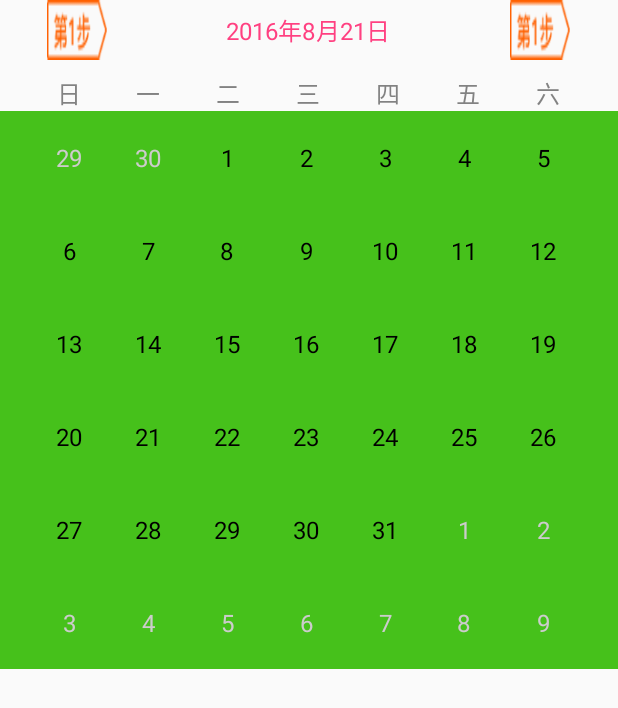
After one commit to payne1107/Test, an Android app: the CalendarActivity screen opened directly, with no data from a screen before it, on a phone screen of 412 x 824 dp. The commit adds this screen. Shown: the top 708 px of the screen. Run offline under Robolectric (Android 15) with nearby library versions, the phone set to English and light mode, and no system bars.

Commit message:
新增日历功能
新增日历功能

```diff
--- a/app/src/main/AndroidManifest.xml
+++ b/app/src/main/AndroidManifest.xml
@@ -74,6 +74,9 @@
         <activity
             android:name=".activity.LetterSearchActivity"
             android:screenOrientation="portrait" />
+        <activity
+            android:name=".activity.CalendarActivity"
+            android:screenOrientation="portrait" />
 
         <service android:name=".service.DownloadService" />
     </application>
--- a/app/src/main/java/test/wd/com/demo/MainActivity.java
+++ b/app/src/main/java/test/wd/com/demo/MainActivity.java
@@ -5,6 +5,7 @@ import android.content.Intent;
 import android.os.Bundle;
 import android.support.v4.app.FragmentActivity;
 import android.support.v7.widget.RecyclerView;
+import android.util.Log;
 import android.view.View;
 import android.widget.Button;
 
@@ -12,6 +13,7 @@ import java.util.ArrayList;
 import java.util.List;
 
 import test.wd.com.demo.activity.BannerClickActivity;
+import test.wd.com.demo.activity.CalendarActivity;
 import test.wd.com.demo.activity.ImeiInfoActivity;
 import test.wd.com.demo.activity.LetterSearchActivity;
 import test.wd.com.demo.activity.PermissionActivity;
@@ -41,6 +43,7 @@ public class MainActivity extends FragmentActivity implements View.OnClickListen
         Button btnIMEI = (Button) findViewById(R.id.btn_imei);
         Button btnAndroidJS = (Button) findViewById(R.id.btn_andriod_Js);
         Button btnLetterSearch = (Button) findViewById(R.id.btn_Letter_search);
+        Button btnCalendar = (Button) findViewById(R.id.btn_calendar);
         btn_perimission.setOnClickListener(this);
         btnStep.setOnClickListener(this);
         btnUpdateApk.setOnClickListener(this);
@@ -48,6 +51,7 @@ public class MainActivity extends FragmentActivity implements View.OnClickListen
         btnIMEI.setOnClickListener(this);
         btnAndroidJS.setOnClickListener(this);
         btnLetterSearch.setOnClickListener(this);
+        btnCalendar.setOnClickListener(this);
     }
 
 
@@ -77,6 +81,10 @@ public class MainActivity extends FragmentActivity implements View.OnClickListen
                 //字母检索
                 startActivity(new Intent(mContext, LetterSearchActivity.class));
                 break;
+            case R.id.btn_calendar:
+                Log.d("Dong", "");
+                startActivity(new Intent(mContext, CalendarActivity.class));
+                break;
         }
     }
 }
--- a/app/src/main/java/test/wd/com/demo/activity/BannerClickActivity.java
+++ b/app/src/main/java/test/wd/com/demo/activity/BannerClickActivity.java
@@ -5,6 +5,7 @@ import android.os.Bundle;
 import android.support.annotation.Nullable;
 import android.support.v4.app.FragmentActivity;
 import android.util.Log;
+import android.view.KeyEvent;
 import android.view.View;
 import android.webkit.GeolocationPermissions;
 import android.webkit.JavascriptInterface;
@@ -24,18 +25,23 @@ public class BannerClickActivity extends FragmentActivity {
     private WebView webView;
     private ProgressBar progressBar;
     private String bannerUrl = "http://m.lieshoujianzhi.com/ceshi.html";
-    private String info = "711" + "," + "Rabbit-eyJhbGciOiJIUzUxMiJ9.eyJzdWIiOiIxNTg1NjUwNTQ0MSIsImV4cCI6MTUyNjM3NzU3MCwiaWF0IjoxNTI1NzcyNzcwfQ.-E3zuku8ahqh0N0ClPb9rOU7oXKZ0JZLu8WAihX72vzUXGNwp-dP8McUGF00nakEyWkdrQ5AdNEZkIP0XK25ag" +
-            "," + "15856505441";
+//    private String info = "711" + "," + "Rabbit-eyJhbGciOiJIUzUxMiJ9.eyJzdWIiOiIxNTg1NjUwNTQ0MSIsImV4cCI6MTUyNjM3NzU3MCwiaWF0IjoxNTI1NzcyNzcwfQ.-E3zuku8ahqh0N0ClPb9rOU7oXKZ0JZLu8WAihX72vzUXGNwp-dP8McUGF00nakEyWkdrQ5AdNEZkIP0XK25ag" +
+//            "," + "15856505441" + "," + getAppVersionName();
 
-
+    private String info = "" + "," + "" +
+            "," + "" + "," + getAppVersionName();
     @Override
     protected void onCreate(@Nullable Bundle savedInstanceState) {
         super.onCreate(savedInstanceState);
         setContentView(R.layout.activity_banner);
+    }
 
+
+    @Override
+    protected void onResume() {
+        super.onResume();
         initWebView();
     }
-
 
     public void initWebView() {
         webView = (WebView) findViewById(R.id.webView);
@@ -91,13 +97,25 @@ public class BannerClickActivity extends FragmentActivity {
         );
         webView.loadUrl(bannerUrl);
     }
+
     public class JSHook{
         @JavascriptInterface
         public void javaMethod(String p){
             Log.d("Dong" , "JSHook.JavaMethod() called! + " + p);
         }
         @JavascriptInterface
+        public void showAndroid(int clickType){
+            Log.d("Dong" , "JshowAndroid + ---->" +clickType);
+            runOnUiThread(new Runnable(){
+                @Override
+                public void run() {
+                    webView.loadUrl("javascript:show('"+info+"')");
+                }
+            });
+        }
+        @JavascriptInterface
         public void showAndroid(){
+            Log.d("Dong" , "JshowAndroid + ----> showAndroid" );
             runOnUiThread(new Runnable(){
                 @Override
                 public void run() {
@@ -108,5 +126,37 @@ public class BannerClickActivity extends FragmentActivity {
         public String getInfo(){
             return "获取手机内的信息！！";
         }
+
+        @JavascriptInterface
+        public void share(final String id) {
+            Log.d("Dong", "id ===" + id);
+        }
+    }
+
+
+
+
+    /**
+     * 获取软件当前版本信息
+     * @return
+     */
+    public String getAppVersionName() {
+        try {
+            String pkName = this.getPackageName();
+            String versionName = this.getPackageManager().getPackageInfo(pkName, 0).versionName;
+            return versionName;
+        } catch (Exception e) {
+            e.printStackTrace();
+        }
+        return "1.0";
+    }
+
+    @Override
+    public boolean onKeyDown(int keyCode, KeyEvent event) {
+        if (keyCode == KeyEvent.KEYCODE_BACK && webView.canGoBack()) {
+            webView.goBack();
+            return true;
+        }
+        return super.onKeyDown(keyCode, event);
     }
 }
--- /dev/null
+++ b/app/src/main/java/test/wd/com/demo/activity/CalendarActivity.java
@@ -0,0 +1,131 @@
+package test.wd.com.demo.activity;
+
+import android.os.Bundle;
+import android.support.annotation.Nullable;
+import android.support.v4.app.FragmentActivity;
+import android.util.Log;
+import android.view.View;
+import android.widget.GridView;
+import android.widget.ImageView;
+import android.widget.TextView;
+
+import test.wd.com.demo.R;
+import test.wd.com.demo.adapter.DateAdapter;
+import test.wd.com.demo.utils.DateUtils;
+
+/**
+ * Created by 92457 on 2018/5/14.
+ */
+
+public class CalendarActivity extends FragmentActivity implements View.OnClickListener{
+    private GridView record_gridView;//定义gridView
+    private DateAdapter dateAdapter;//定义adapter
+    private ImageView record_left;//左箭头
+    private ImageView record_right;//右箭头
+    private TextView record_title;//标题
+    private int year;
+    private int month;
+    private String title;
+    private int[][] days = new int[6][7];
+    @Override
+    protected void onCreate(@Nullable Bundle savedInstanceState) {
+        super.onCreate(savedInstanceState);
+        setContentView(R.layout.activity_calendar);
+        //初始化日期数据
+        initData();
+        //初始化组件
+        initView();
+        //组件点击监听事件
+        initEvent();
+    }
+
+    private void initData() {
+        year = DateUtils.getYear();
+        month = DateUtils.getMonth();
+    }
+
+    private void initEvent() {
+        record_left.setOnClickListener(this);
+        record_right.setOnClickListener(this);
+    }
+
+    private void initView() {
+        /**
+         * 以下是初始化GridView
+         */
+        record_gridView = (GridView) findViewById(R.id.record_gridView);
+        days = DateUtils.getDayOfMonthFormat(2018, 5);
+        dateAdapter = new DateAdapter(this, days, year, month);//传入当前月的年
+        record_gridView.setAdapter(dateAdapter);
+        record_gridView.setVerticalSpacing(60);
+        record_gridView.setEnabled(false);
+        /**
+         * 以下是初始化其他组件
+         */
+        record_left = (ImageView) findViewById(R.id.record_left);
+        record_right = (ImageView) findViewById(R.id.record_right);
+        record_title = (TextView) findViewById(R.id.record_title);
+    }
+
+
+    /**
+     * 下一个月
+     *
+     * @return
+     */
+    private int[][] nextMonth() {
+        if (month == 12) {
+            month = 1;
+            year++;
+        } else {
+            month++;
+        }
+        days = DateUtils.getDayOfMonthFormat(year, month);
+        return days;
+    }
+
+    /**
+     * 上一个月
+     *
+     * @return
+     */
+    private int[][] prevMonth() {
+        if (month == 1) {
+            month = 12;
+            year--;
+        } else {
+            month--;
+        }
+        days = DateUtils.getDayOfMonthFormat(year, month);
+        return days;
+    }
+
+    /**
+     * 设置标题
+     */
+    private void setTile() {
+        title = year + "年" + month + "月";
+        Log.d("Dong", "title ----> " + title);
+        record_title.setText(title);
+    }
+
+    @Override
+    public void onClick(View view) {
+        switch (view.getId()) {
+            case R.id.record_left:
+                days = prevMonth();
+                dateAdapter = new DateAdapter(this, days, year, month);
+                record_gridView.setAdapter(dateAdapter);
+                dateAdapter.notifyDataSetChanged();
+                setTile();
+                break;
+            case R.id.record_right:
+                days = nextMonth();
+                dateAdapter = new DateAdapter(this, days, year, month);
+                record_gridView.setAdapter(dateAdapter);
+                dateAdapter.notifyDataSetChanged();
+                setTile();
+                break;
+        }
+    }
+}
--- /dev/null
+++ b/app/src/main/java/test/wd/com/demo/adapter/DateAdapter.java
@@ -0,0 +1,79 @@
+package test.wd.com.demo.adapter;
+
+import android.content.Context;
+import android.graphics.Color;
+import android.view.LayoutInflater;
+import android.view.View;
+import android.view.ViewGroup;
+import android.widget.BaseAdapter;
+import android.widget.TextView;
+
+import test.wd.com.demo.R;
+
+/**
+ * Created by 92457 on 2018/5/14.
+ */
+
+public class DateAdapter  extends BaseAdapter {
+    private int[] days = new int[42];
+    private Context context;
+    private int year;
+    private int month;
+
+    public DateAdapter(Context context, int[][] days, int year, int month) {
+        this.context = context;
+        int dayNum = 0;
+        //将二维数组转化为一维数组，方便使用
+        for (int i = 0; i < days.length; i++) {
+            for (int j = 0; j < days[i].length; j++) {
+                this.days[dayNum] = days[i][j];
+                dayNum++;
+            }
+        }
+        this.year = year;
+        this.month = month;
+    }
+
+    @Override
+    public int getCount() {
+        return days.length;
+    }
+
+    @Override
+    public Object getItem(int i) {
+        return days[i];
+    }
+
+    @Override
+    public long getItemId(int i) {
+        return i;
+    }
+
+    @Override
+    public View getView(int i, View view, ViewGroup viewGroup) {
+        ViewHolder viewHolder;
+        if (view == null) {
+            view = LayoutInflater.from(context).inflate(R.layout.item_calendar, null);
+            viewHolder = new ViewHolder();
+            viewHolder.date_item = (TextView) view.findViewById(R.id.date_item);
+            view.setTag(viewHolder);
+        } else {
+            viewHolder = (ViewHolder) view.getTag();
+        }
+        if (i < 7 && days[i] > 20) {
+            viewHolder.date_item.setTextColor(Color.rgb(204, 204, 204));//将上个月的和下个月的设置为灰色
+        } else if (i > 20 && days[i] < 15) {
+            viewHolder.date_item.setTextColor(Color.rgb(204, 204, 204));
+        }
+        viewHolder.date_item.setText(days[i] + "");
+
+        return view;
+    }
+
+    /**
+     * 优化Adapter
+     */
+    class ViewHolder {
+        TextView date_item;
+    }
+}
--- a/app/src/main/java/test/wd/com/demo/adapter/LetterSearchAdapter.java
+++ b/app/src/main/java/test/wd/com/demo/adapter/LetterSearchAdapter.java
@@ -2,7 +2,6 @@ package test.wd.com.demo.adapter;
 
 import android.content.Context;
 import android.text.TextUtils;
-import android.util.Log;
 import android.view.LayoutInflater;
 import android.view.View;
 import android.view.ViewGroup;
@@ -87,7 +86,6 @@ public class LetterSearchAdapter extends BaseAdapter{
             holder.name.setText(city);
             String currentLetter = PinyinUtils.getFirstLetter(mList.get(position).getPinyin());
             String previousLetter = position >= 1 ? PinyinUtils.getFirstLetter(mList.get(position - 1).getPinyin()) : "";
-            Log.d("Dong", "currentLetter:" + currentLetter + "previousLetter :" +previousLetter);
             if (!TextUtils.equals(currentLetter, previousLetter)){
                 holder.letter.setVisibility(View.VISIBLE);
                 holder.letter.setText(currentLetter);
--- /dev/null
+++ b/app/src/main/java/test/wd/com/demo/utils/DateUtils.java
@@ -0,0 +1,167 @@
+package test.wd.com.demo.utils;
+
+import java.util.Calendar;
+
+/**
+ * Created by 91905 on 2016/8/22 0022.
+ */
+
+public class DateUtils {
+    /**
+     * 获取当前年份
+     *
+     * @return
+     */
+    public static int getYear() {
+        return Calendar.getInstance().get(Calendar.YEAR);
+    }
+
+    /**
+     * 获取当前月份
+     *
+     * @return
+     */
+    public static int getMonth() {
+        return Calendar.getInstance().get(Calendar.MONTH) + 1;
+    }
+
+    /**
+     * 获取当前日期是该月的第几天
+     *
+     * @return
+     */
+    public static int getCurrentDayOfMonth() {
+        return Calendar.getInstance().get(Calendar.DAY_OF_MONTH);
+    }
+
+    /**
+     * 获取当前日期是该周的第几天
+     *
+     * @return
+     */
+    public static int getCurrentDayOfWeek() {
+        return Calendar.getInstance().get(Calendar.DAY_OF_WEEK);
+    }
+
+    /**
+     * 获取当前是几点
+     */
+    public static int getHour() {
+        return Calendar.getInstance().get(Calendar.HOUR_OF_DAY);//二十四小时制
+    }
+
+    /**
+     * 获取当前是几分
+     *
+     * @return
+     */
+    public static int getMinute() {
+        return Calendar.getInstance().get(Calendar.MINUTE);
+    }
+
+    /**
+     * 获取当前秒
+     *
+     * @return
+     */
+    public static int getSecond() {
+        return Calendar.getInstance().get(Calendar.SECOND);
+    }
+
+    /**
+     * 根据传入的年份和月份，获取当前月份的日历分布
+     *
+     * @param year
+     * @param month
+     * @return
+     */
+    public static int[][] getDayOfMonthFormat(int year, int month) {
+        Calendar calendar = Calendar.getInstance();
+        calendar.set(year, month - 1, 1);//设置时间为每月的第一天
+        //设置日历格式数组,6行7列
+        int days[][] = new int[6][7];
+        //设置该月的第一天是周几
+        int daysOfFirstWeek = calendar.get(Calendar.DAY_OF_WEEK);
+        //设置本月有多少天
+        int daysOfMonth = getDaysOfMonth(year, month);
+        //设置上个月有多少天
+        int daysOfLastMonth = getLastDaysOfMonth(year, month);
+        int dayNum = 1;
+        int nextDayNum = 1;
+        //将日期格式填充数组
+        for (int i = 0; i < days.length; i++) {
+            for (int j = 0; j < days[i].length; j++) {
+                if (i == 0 && j < daysOfFirstWeek - 1) {
+                    days[i][j] = daysOfLastMonth - daysOfFirstWeek + 2 + j;
+                } else if (dayNum <= daysOfMonth) {
+                    days[i][j] = dayNum++;
+                } else {
+                    days[i][j] = nextDayNum++;
+                }
+            }
+        }
+        return days;
+    }
+
+    /**
+     * 根据传入的年份和月份，判断上一个有多少天
+     *
+     * @param year
+     * @param month
+     * @return
+     */
+    public static int getLastDaysOfMonth(int year, int month) {
+        int lastDaysOfMonth = 0;
+        if (month == 1) {
+            lastDaysOfMonth = getDaysOfMonth(year - 1, 12);
+        } else {
+            lastDaysOfMonth = getDaysOfMonth(year, month - 1);
+        }
+        return lastDaysOfMonth;
+    }
+
+    /**
+     * 根据传入的年份和月份，判断当前月有多少天
+     *
+     * @param year
+     * @param month
+     * @return
+     */
+    public static int getDaysOfMonth(int year, int month) {
+        switch (month) {
+            case 1:
+            case 3:
+            case 5:
+            case 7:
+            case 8:
+            case 10:
+            case 12:
+                return 31;
+            case 2:
+                if (isLeap(year)) {
+                    return 29;
+                } else {
+                    return 28;
+                }
+            case 4:
+            case 6:
+            case 9:
+            case 11:
+                return 30;
+        }
+        return -1;
+    }
+
+    /**
+     * 判断是否为闰年
+     *
+     * @param year
+     * @return
+     */
+    public static boolean isLeap(int year) {
+        if ((year % 4 == 0 && year % 100 != 0) || year % 400 == 0) {
+            return true;
+        }
+        return false;
+    }
+}
--- /dev/null
+++ b/app/src/main/res/layout/activity_calendar.xml
@@ -0,0 +1,182 @@
+<?xml version="1.0" encoding="utf-8"?>
+<LinearLayout xmlns:android="http://schemas.android.com/apk/res/android"
+    android:orientation="vertical"
+    android:layout_width="match_parent"
+    android:layout_height="match_parent">
+
+
+    <LinearLayout
+        android:layout_width="match_parent"
+        android:layout_height="wrap_content">
+
+        <LinearLayout
+            android:layout_width="0dp"
+            android:layout_height="wrap_content"
+            android:layout_gravity="center_vertical"
+            android:layout_weight="1"
+            android:gravity="center">
+
+            <ImageView
+                android:id="@+id/record_left"
+                android:layout_width="40dp"
+                android:layout_height="40dp"
+                android:background="@mipmap/img_bz1" />
+
+        </LinearLayout>
+
+        <RelativeLayout
+            android:layout_width="0dp"
+            android:layout_height="wrap_content"
+            android:layout_gravity="center_vertical"
+            android:layout_weight="2"
+            android:gravity="center">
+
+            <TextView
+                android:id="@+id/record_title"
+                android:layout_width="wrap_content"
+                android:layout_height="wrap_content"
+                android:layout_centerHorizontal="true"
+                android:layout_gravity="center"
+                android:maxLines="1"
+                android:text="2016年8月21日"
+                android:textColor="@color/colorAccent"
+                android:textSize="16sp" />
+        </RelativeLayout>
+
+        <LinearLayout
+            android:layout_width="0dp"
+            android:layout_height="wrap_content"
+            android:layout_gravity="center_vertical"
+            android:layout_weight="1"
+            android:gravity="center">
+
+            <ImageView
+                android:id="@+id/record_right"
+                android:layout_width="40dp"
+                android:layout_height="40dp"
+                android:background="@mipmap/img_bz1" />
+        </LinearLayout>
+    </LinearLayout>
+
+    <LinearLayout
+        android:layout_width="match_parent"
+        android:layout_height="0dp"
+        android:layout_weight="1"
+        android:orientation="vertical">
+
+        <LinearLayout
+            android:layout_width="match_parent"
+            android:layout_height="wrap_content"
+            android:layout_marginLeft="20dp"
+            android:layout_marginRight="20dp"
+            android:layout_marginTop="10dp"
+            android:orientation="horizontal">
+
+            <LinearLayout
+                android:layout_width="0dp"
+                android:layout_height="wrap_content"
+                android:layout_weight="1"
+                android:gravity="center">
+
+                <TextView
+                    android:layout_width="wrap_content"
+                    android:layout_height="wrap_content"
+                    android:text="日"
+                    android:textColor="@color/colorWhite"
+                    android:textSize="16sp" />
+            </LinearLayout>
+
+            <LinearLayout
+                android:layout_width="0dp"
+                android:layout_height="wrap_content"
+                android:layout_weight="1"
+                android:gravity="center">
+
+                <TextView
+                    android:layout_width="wrap_content"
+                    android:layout_height="wrap_content"
+                    android:text="一"
+                    android:textColor="@color/colorWhite"
+                    android:textSize="16sp" />
+            </LinearLayout>
+
+            <LinearLayout
+                android:layout_width="0dp"
+                android:layout_height="wrap_content"
+                android:layout_weight="1"
+                android:gravity="center">
+
+                <TextView
+                    android:layout_width="wrap_content"
+                    android:layout_height="wrap_content"
+                    android:text="二"
+                    android:textColor="@color/colorWhite"
+                    android:textSize="16sp" />
+            </LinearLayout>
+
+            <LinearLayout
+                android:layout_width="0dp"
+                android:layout_height="wrap_content"
+                android:layout_weight="1"
+                android:gravity="center">
+
+                <TextView
+                    android:layout_width="wrap_content"
+                    android:layout_height="wrap_content"
+                    android:text="三"
+                    android:textColor="@color/colorWhite"
+                    android:textSize="16sp" />
+            </LinearLayout>
+
+            <LinearLayout
+                android:layout_width="0dp"
+                android:layout_height="wrap_content"
+                android:layout_weight="1"
+                android:gravity="center">
+
+                <TextView
+                    android:layout_width="wrap_content"
+                    android:layout_height="wrap_content"
+                    android:text="四"
+                    android:textColor="@color/colorWhite"
+                    android:textSize="16sp" />
+            </LinearLayout>
+
+            <LinearLayout
+                android:layout_width="0dp"
+                android:layout_height="wrap_content"
+                android:layout_weight="1"
+                android:gravity="center">
+
+                <TextView
+                    android:layout_width="wrap_content"
+                    android:layout_height="wrap_content"
+                    android:text="五"
+                    android:textColor="@color/colorWhite"
+                    android:textSize="16sp" />
+            </LinearLayout>
+
+            <LinearLayout
+                android:layout_width="0dp"
+                android:layout_height="wrap_content"
+                android:layout_weight="1"
+                android:gravity="center">
+
+                <TextView
+                    android:layout_width="wrap_content"
+                    android:layout_height="wrap_content"
+                    android:text="六"
+                    android:textColor="@color/colorWhite"
+                    android:textSize="16sp" />
+            </LinearLayout>
+        </LinearLayout>
+
+        <GridView
+            android:padding="20dp"
+            android:background="#46c11b"
+            android:id="@+id/record_gridView"
+            android:layout_width="match_parent"
+            android:layout_height="wrap_content"
+            android:numColumns="7" />
+    </LinearLayout>
+</LinearLayout>
--- a/app/src/main/res/layout/activity_main.xml
+++ b/app/src/main/res/layout/activity_main.xml
@@ -46,5 +46,10 @@
         android:text="字母检索"
         android:layout_width="match_parent"
         android:layout_height="40dp" />
+    <Button
+        android:text="日历"
+        android:id="@+id/btn_calendar"
+        android:layout_width="match_parent"
+        android:layout_height="40dp" />
 
 </LinearLayout>
--- /dev/null
+++ b/app/src/main/res/layout/item_calendar.xml
@@ -0,0 +1,14 @@
+<?xml version="1.0" encoding="utf-8"?>
+<LinearLayout xmlns:android="http://schemas.android.com/apk/res/android"
+    android:layout_width="match_parent"
+    android:layout_height="match_parent"
+    android:gravity="center"
+    android:orientation="horizontal">
+
+    <TextView
+        android:id="@+id/date_item"
+        android:layout_width="wrap_content"
+        android:layout_height="wrap_content"
+        android:textColor="#000000"
+        android:textSize="16sp" />
+</LinearLayout>
--- a/app/src/main/res/values/colors.xml
+++ b/app/src/main/res/values/colors.xml
@@ -15,5 +15,6 @@
     <color name="cp_gray">#8c8c8c</color>
     <color name="cp_gray_deep">#5c5c5c</color>
     <color name="cp_alpha_gray">#CC646464</color>
-    <color name="cp_theme_gray">#646464</color>
+    <color name="cp_theme_gray">#646464</color>colorWhite
+    <color name="colorWhite">#CC646464</color>
 </resources>
```
Also changed, not shown: app/src/main/java/test/wd/com/demo/activity/LetterSearchActivity.java (+1 -0 lines).
